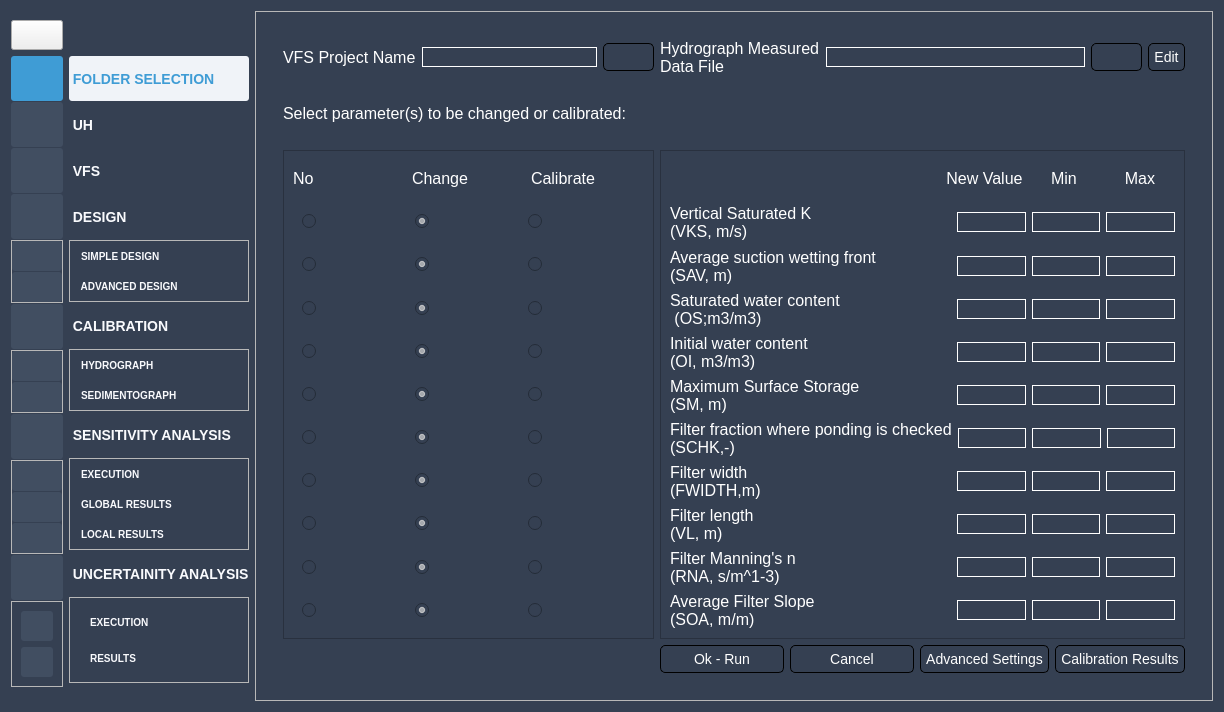
Before: the Qt Designer form ui/Qvfsmod_dialog_base.ui in Inigobarbe/VFSMOD-GUI, drawn with Qt 5.
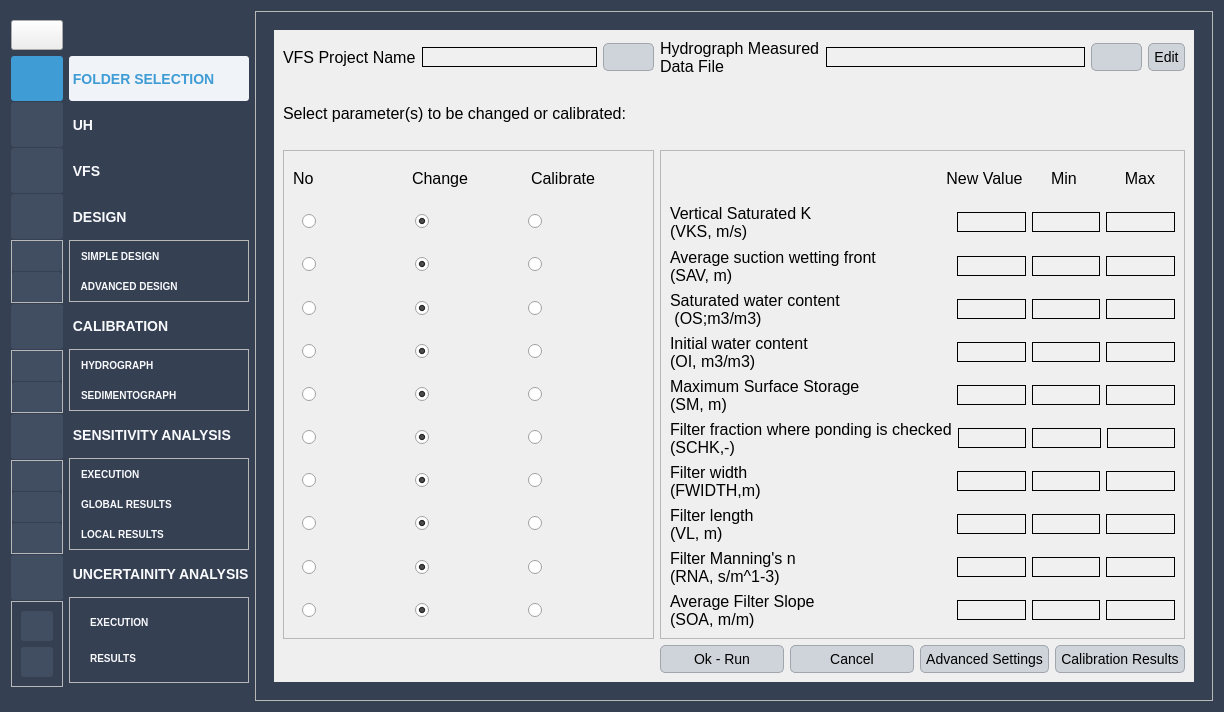
After: the same form once the commit is applied. The open tabs and pages were chosen to show the change. Icons and pictures are not drawn.

The edit to the form file:
```diff
--- a/ui/Qvfsmod_dialog_base.ui
+++ b/ui/Qvfsmod_dialog_base.ui
@@ -7,7 +7,7 @@
     <x>0</x>
     <y>0</y>
     <width>1224</width>
-    <height>672</height>
+    <height>709</height>
    </rect>
   </property>
   <property name="windowTitle">
@@ -1532,52 +1532,54 @@
          <string notr="true">QLabel {
     font-family: 'Georgia'; /* Cambiar la fuente a Georgia */
     font-size: 16px; /* Cambiar el tamaño de la fuente */
-    color: #ffffff; /* Color del texto (blanco) */
+    color: #000000; /* Color del texto (blanco) */
 }
 
 QLineEdit {
     font-family: 'Georgia'; /* Cambiar la fuente a Georgia */
     font-size: 14px; /* Cambiar el tamaño de la fuente */
-    color: #ffffff; /* Color del texto (blanco) */
+    color: #000000; /* Color del texto (blanco) */
     background-color: #f0f0f0; /* Color de fondo del QLineEdit */
-    border: 1px solid #ffffff; /* Borde blanco */
+    border: 1px solid #000000; /* Borde blanco */
 }
 
 QComboBox {
     font-family: 'Georgia'; /* Cambiar la fuente a Georgia */
     font-size: 14px; /* Cambiar el tamaño de la fuente */
-    color: #ffffff; /* Color del texto (blanco) */
-    background-color: #7b8087; /* Fondo oscuro del ComboBox */
+    color: #000000; /* Color del texto (blanco) */
+    background-color: #cfd4da; /* Fondo oscuro del ComboBox */
 }
 
 QRadioButton {
     font-family: 'Georgia'; /* Cambiar la fuente a Georgia */
     font-size: 14px; /* Cambiar el tamaño de la fuente */
-    color: #ffffff; /* Color del texto (blanco) */
+    color: #000000; /* Color del texto (blanco) */
 }
 
 QCheckBox {
     font-family: 'Georgia'; /* Cambiar la fuente a Georgia */
     font-size: 14px; /* Cambiar el tamaño de la fuente */
-    color: #ffffff; /* Color del texto (blanco) */
+    color: #000000; /* Color del texto (blanco) */
 }
 
 /* Cambiar la fuente y estilo de los QPushButton */
 QPushButton {
     font-family: 'Georgia'; /* Cambiar la fuente */
     font-size: 14px; /* Cambiar el tamaño de la fuente */
-    color: #ffffff; /* Color del texto */
-    background-color: #7b8087; /* Fondo oscuro */
-    border: 1px solid #000000; /* Borde negro */
+    color: #000000; /* Color del texto negro */
+    background-color: #cfd4da; /* Fondo gris claro */
+    border: 1px solid #a1a6ad; /* Borde gris medio */
     border-radius: 5px; /* Bordes redondeados */
     padding: 5px; /* Espaciado interno */
 }
 
+/* Estilo cuando el ratón pasa sobre el botón */
 QPushButton:hover {
     color: #ffffff; /* Cambiar el color del texto al pasar el mouse */
     background-color: #ffffff; /* Fondo más claro al pasar el mouse */
 }
 
+/* Estilo cuando el botón está presionado */
 QPushButton:pressed {
     background-color: #2b3a4a; /* Fondo más oscuro al presionar */
     color: #ffffff; /* Cambiar el color del texto a blanco cuando se presiona */
@@ -1589,20 +1591,20 @@
 QTableWidget, QTableView {
     font-family: 'Georgia'; /* Cambiar la fuente a Georgia */
     font-size: 14px; /* Tamaño de la fuente */
-    color: #ffffff; /* Color del texto (blanco) */
-    background-color: #7b8087; /* Fondo oscuro similar al QPushButton */
-    gridline-color: #ffffff; /* Color de las líneas de la tabla (blancas) */
-    selection-background-color: #2b3a4a; /* Color de fondo cuando se selecciona una celda */
-    selection-color: #ffffff; /* Color del texto cuando la celda está seleccionada */
+    color: #000000; /* Color del texto negro */
+    background-color: #e6e9ed; /* Fondo gris claro para la tabla */
+    gridline-color: #a1a6ad; /* Color de las líneas de la tabla (gris medio) */
+    selection-background-color: #b7bcc3; /* Color de fondo cuando se selecciona una celda (gris suave) */
+    selection-color: #000000; /* Color del texto cuando la celda está seleccionada (negro) */
 }
 
 /* Estilo para el encabezado horizontal de la tabla */
 QHeaderView::section {
     font-family: 'Georgia'; /* Cambiar la fuente a Georgia */
     font-size: 14px; /* Tamaño de la fuente */
-    color: #ffffff; /* Color del texto */
-    background-color: #4a4f57; /* Fondo oscuro del encabezado */
-    border: 1px solid #000000; /* Borde negro entre las secciones */
+    color: #000000; /* Color del texto negro */
+    background-color: #cfd4da; /* Fondo gris claro del encabezado */
+    border: 1px solid #a1a6ad; /* Borde gris medio entre las secciones */
     padding: 4px; /* Espaciado interno en el encabezado */
 }
 
@@ -1614,8 +1616,8 @@
 
 /* Estilo para las celdas cuando están seleccionadas */
 QTableWidget::item:selected, QTableView::item:selected {
-    background-color: #2b3a4a; /* Fondo más oscuro cuando está seleccionado */
-    color: #ffffff; /* Texto blanco cuando está seleccionado */
+    background-color: #a6acb3; /* Fondo gris intermedio cuando está seleccionado */
+    color: #000000; /* Texto negro cuando está seleccionado */
 }
 
 /* Ajustar el tamaño de las celdas */
@@ -1625,11 +1627,9 @@
 
 /* Estilo para el borde inferior de la tabla */
 QTableCornerButton::section {
-    background-color: #7b8087; /* Fondo del botón de esquina */
-    border: 1px solid #000000; /* Borde del botón de esquina */
-}
-
-</string>
+    background-color: #cfd4da; /* Fondo del botón de esquina */
+    border: 1px solid #a1a6ad; /* Borde gris medio del botón de esquina */
+}</string>
         </property>
         <property name="currentIndex">
          <number>0</number>
@@ -4182,7 +4182,7 @@
           <item row="0" column="0">
            <widget class="QScrollArea" name="scrollArea_7">
             <property name="styleSheet">
-             <string notr="true">background-color: #354052</string>
+             <string notr="true"/>
             </property>
             <property name="frameShape">
              <enum>QFrame::NoFrame</enum>
@@ -4195,8 +4195,8 @@
               <rect>
                <x>0</x>
                <y>0</y>
-               <width>871</width>
-               <height>634</height>
+               <width>888</width>
+               <height>653</height>
               </rect>
              </property>
              <layout class="QGridLayout" name="gridLayout_30">
@@ -4226,13 +4226,25 @@
                     </widget>
                    </item>
                    <item>
-                    <widget class="QLineEdit" name="new_maximum"/>
+                    <widget class="QLineEdit" name="new_maximum">
+                     <property name="alignment">
+                      <set>Qt::AlignCenter</set>
+                     </property>
+                    </widget>
                    </item>
                    <item>
-                    <widget class="QLineEdit" name="min_maximum"/>
+                    <widget class="QLineEdit" name="min_maximum">
+                     <property name="alignment">
+                      <set>Qt::AlignCenter</set>
+                     </property>
+                    </widget>
                    </item>
                    <item>
-                    <widget class="QLineEdit" name="max_maximum"/>
+                    <widget class="QLineEdit" name="max_maximum">
+                     <property name="alignment">
+                      <set>Qt::AlignCenter</set>
+                     </property>
+                    </widget>
                    </item>
                   </layout>
                  </item>
@@ -4253,13 +4265,25 @@
                     </widget>
                    </item>
                    <item>
-                    <widget class="QLineEdit" name="new_length"/>
+                    <widget class="QLineEdit" name="new_length">
+                     <property name="alignment">
+                      <set>Qt::AlignCenter</set>
+                     </property>
+                    </widget>
                    </item>
                    <item>
-                    <widget class="QLineEdit" name="min_length"/>
+                    <widget class="QLineEdit" name="min_length">
+                     <property name="alignment">
+                      <set>Qt::AlignCenter</set>
+                     </property>
+                    </widget>
                    </item>
                    <item>
-                    <widget class="QLineEdit" name="max_length"/>
+                    <widget class="QLineEdit" name="max_length">
+                     <property name="alignment">
+                      <set>Qt::AlignCenter</set>
+                     </property>
+                    </widget>
                    </item>
                   </layout>
                  </item>
@@ -4280,13 +4304,25 @@
                     </widget>
                    </item>
                    <item>
-                    <widget class="QLineEdit" name="new_manning"/>
+                    <widget class="QLineEdit" name="new_manning">
+                     <property name="alignment">
+                      <set>Qt::AlignCenter</set>
+                     </property>
+                    </widget>
                    </item>
                    <item>
-                    <widget class="QLineEdit" name="min_manning"/>
+                    <widget class="QLineEdit" name="min_manning">
+                     <property name="alignment">
+                      <set>Qt::AlignCenter</set>
+                     </property>
+                    </widget>
                    </item>
                    <item>
-                    <widget class="QLineEdit" name="max_manning"/>
+                    <widget class="QLineEdit" name="max_manning">
+                     <property name="alignment">
+                      <set>Qt::AlignCenter</set>
+                     </property>
+                    </widget>
                    </item>
                   </layout>
                  </item>
@@ -4307,13 +4343,25 @@
                     </widget>
                    </item>
                    <item>
-                    <widget class="QLineEdit" name="new_vertical"/>
+                    <widget class="QLineEdit" name="new_vertical">
+                     <property name="alignment">
+                      <set>Qt::AlignCenter</set>
+                     </property>
+                    </widget>
                    </item>
                    <item>
-                    <widget class="QLineEdit" name="min_vertical"/>
+                    <widget class="QLineEdit" name="min_vertical">
+                     <property name="alignment">
+                      <set>Qt::AlignCenter</set>
+                     </property>
+                    </widget>
                    </item>
                    <item>
-                    <widget class="QLineEdit" name="max_vertical"/>
+                    <widget class="QLineEdit" name="max_vertical">
+                     <property name="alignment">
+                      <set>Qt::AlignCenter</set>
+                     </property>
+                    </widget>
                    </item>
                   </layout>
                  </item>
@@ -4334,13 +4382,25 @@
                     </widget>
                    </item>
                    <item>
-                    <widget class="QLineEdit" name="new_fraction"/>
+                    <widget class="QLineEdit" name="new_fraction">
+                     <property name="alignment">
+                      <set>Qt::AlignCenter</set>
+                     </property>
+                    </widget>
                    </item>
                    <item>
-                    <widget class="QLineEdit" name="min_fraction"/>
+                    <widget class="QLineEdit" name="min_fraction">
+                     <property name="alignment">
+                      <set>Qt::AlignCenter</set>
+                     </property>
+                    </widget>
                    </item>
                    <item>
-                    <widget class="QLineEdit" name="max_fraction"/>
+                    <widget class="QLineEdit" name="max_fraction">
+                     <property name="alignment">
+                      <set>Qt::AlignCenter</set>
+                     </property>
+                    </widget>
                    </item>
                   </layout>
                  </item>
@@ -4361,13 +4421,25 @@
                     </widget>
                    </item>
                    <item>
-                    <widget class="QLineEdit" name="new_initial"/>
+                    <widget class="QLineEdit" name="new_initial">
+                     <property name="alignment">
+                      <set>Qt::AlignCenter</set>
+                     </property>
+                    </widget>
                    </item>
                    <item>
-                    <widget class="QLineEdit" name="min_initial"/>
+                    <widget class="QLineEdit" name="min_initial">
+                     <property name="alignment">
+                      <set>Qt::AlignCenter</set>
+                     </property>
+                    </widget>
                    </item>
                    <item>
-                    <widget class="QLineEdit" name="max_initial"/>
+                    <widget class="QLineEdit" name="max_initial">
+                     <property name="alignment">
+                      <set>Qt::AlignCenter</set>
+                     </property>
+                    </widget>
                    </item>
                   </layout>
                  </item>
@@ -4388,13 +4460,25 @@
                     </widget>
                    </item>
                    <item>
-                    <widget class="QLineEdit" name="new_slope"/>
+                    <widget class="QLineEdit" name="new_slope">
+                     <property name="alignment">
+                      <set>Qt::AlignCenter</set>
+                     </property>
+                    </widget>
                    </item>
                    <item>
-                    <widget class="QLineEdit" name="min_slope"/>
+                    <widget class="QLineEdit" name="min_slope">
+                     <property name="alignment">
+                      <set>Qt::AlignCenter</set>
+                     </property>
+                    </widget>
                    </item>
                    <item>
-                    <widget class="QLineEdit" name="max_slope"/>
+                    <widget class="QLineEdit" name="max_slope">
+                     <property name="alignment">
+                      <set>Qt::AlignCenter</set>
+                     </property>
+                    </widget>
                    </item>
                   </layout>
                  </item>
@@ -4415,13 +4499,25 @@
                     </widget>
                    </item>
                    <item>
-                    <widget class="QLineEdit" name="new_saturated"/>
+                    <widget class="QLineEdit" name="new_saturated">
+                     <property name="alignment">
+                      <set>Qt::AlignCenter</set>
+                     </property>
+                    </widget>
                    </item>
                    <item>
-                    <widget class="QLineEdit" name="min_saturated"/>
+                    <widget class="QLineEdit" name="min_saturated">
+                     <property name="alignment">
+                      <set>Qt::AlignCenter</set>
+                     </property>
+                    </widget>
                    </item>
                    <item>
-                    <widget class="QLineEdit" name="max_saturated"/>
+                    <widget class="QLineEdit" name="max_saturated">
+                     <property name="alignment">
+                      <set>Qt::AlignCenter</set>
+                     </property>
+                    </widget>
                    </item>
                   </layout>
                  </item>
@@ -4442,13 +4538,25 @@
                     </widget>
                    </item>
                    <item>
-                    <widget class="QLineEdit" name="new_average"/>
+                    <widget class="QLineEdit" name="new_average">
+                     <property name="alignment">
+                      <set>Qt::AlignCenter</set>
+                     </property>
+                    </widget>
                    </item>
                    <item>
-                    <widget class="QLineEdit" name="min_average"/>
+                    <widget class="QLineEdit" name="min_average">
+                     <property name="alignment">
+                      <set>Qt::AlignCenter</set>
+                     </property>
+                    </widget>
                    </item>
                    <item>
-                    <widget class="QLineEdit" name="max_average"/>
+                    <widget class="QLineEdit" name="max_average">
+                     <property name="alignment">
+                      <set>Qt::AlignCenter</set>
+                     </property>
+                    </widget>
                    </item>
                   </layout>
                  </item>
@@ -4469,13 +4577,25 @@
                     </widget>
                    </item>
                    <item>
-                    <widget class="QLineEdit" name="new_width"/>
+                    <widget class="QLineEdit" name="new_width">
+                     <property name="alignment">
+                      <set>Qt::AlignCenter</set>
+                     </property>
+                    </widget>
                    </item>
                    <item>
-                    <widget class="QLineEdit" name="min_width"/>
+                    <widget class="QLineEdit" name="min_width">
+                     <property name="alignment">
+                      <set>Qt::AlignCenter</set>
+                     </property>
+                    </widget>
                    </item>
                    <item>
-                    <widget class="QLineEdit" name="max_width"/>
+                    <widget class="QLineEdit" name="max_width">
+                     <property name="alignment">
+                      <set>Qt::AlignCenter</set>
+                     </property>
+                    </widget>
                    </item>
                   </layout>
                  </item>
```
Left out of the diff: 1100 changed lines with no effect on the pictures.
